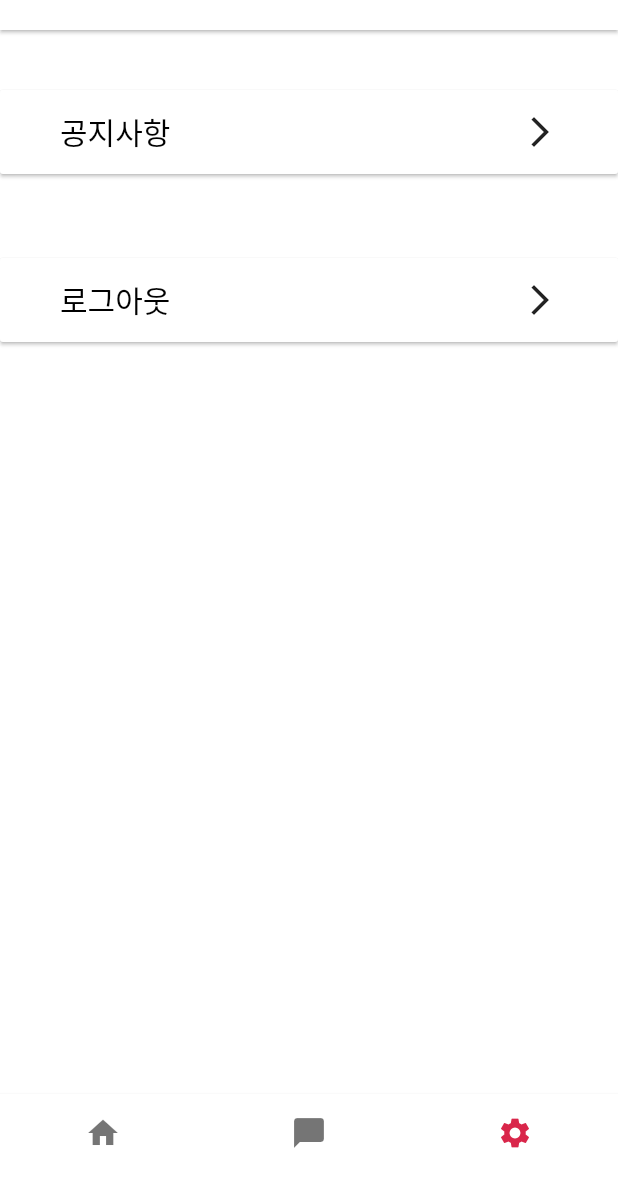
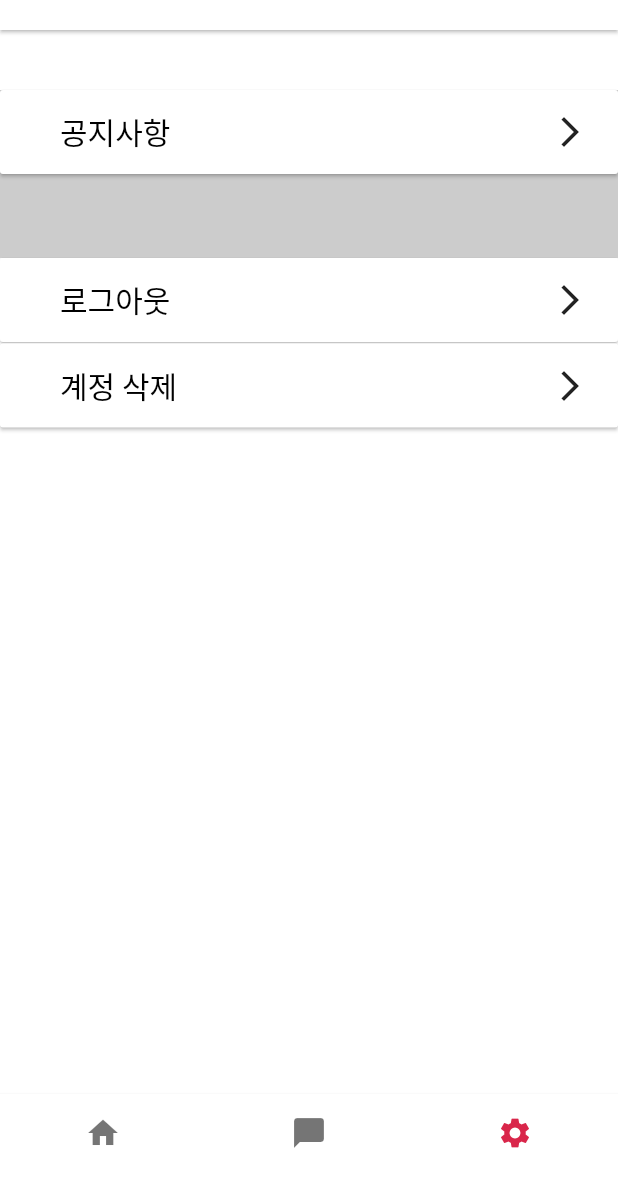
Before and after one commit to amuse-travel/amuseapp, a Flutter app: the MainForm screen opened directly, item 3 of the bottom bar chosen, on a phone screen of 412 x 824 dp, the part 54-1236 px from its top. Run offline on Flutter 3.47's test engine with Material 2 defaults, Android fonts, the phone set to English and light mode, and no system bars; our stand-ins replace bloc, cached_network_image, carousel_slider, dio, equatable, firebase_auth and 10 more; missing offline and left inert: dash_chat; accounts and stored records are empty.

Commit message:
delete account ui

```diff
--- a/lib/pages/setting/setting_page.dart
+++ b/lib/pages/setting/setting_page.dart
@@ -103,6 +103,8 @@ class SettingPage extends StatelessWidget {
     );
   }
 
+  void _deleteAccount(BuildContext context) {}
+
   @override
   Widget build(BuildContext context) {
     final double _sizeWidth = MediaQuery.of(context).size.width;
@@ -117,12 +119,17 @@ class SettingPage extends StatelessWidget {
           ),
           Container(
             width: _sizeWidth,
+            height: 112,
+            color: Theme.of(context).secondaryHeaderColor,
+            child: Column(
+              children: [
+                Container(
+                  width: _sizeWidth,
                   height: 56,
-            color: Colors.white,
                   child: RaisedButton(
                     onPressed: () {},
                     color: Colors.white,
-              padding: const EdgeInsets.symmetric(horizontal: 40),
+                    padding: const EdgeInsets.only(left: 40, right: 20),
                     elevation: 1,
                     child: Row(
                       children: <Widget>[
@@ -147,6 +154,9 @@ class SettingPage extends StatelessWidget {
                 const SizedBox(
                   height: 56,
                 ),
+              ],
+            ),
+          ),
           Container(
             width: _sizeWidth,
             height: 56,
@@ -154,7 +164,7 @@ class SettingPage extends StatelessWidget {
             child: RaisedButton(
               onPressed: () => _logout(context),
               color: Colors.white,
-              padding: const EdgeInsets.symmetric(horizontal: 40),
+              padding: const EdgeInsets.only(left: 40, right: 20),
               elevation: 1,
               child: Row(
                 children: <Widget>[
@@ -176,6 +186,38 @@ class SettingPage extends StatelessWidget {
               ),
             ),
           ),
+          const SizedBox(
+            height: 1,
+          ),
+          Container(
+            width: _sizeWidth,
+            height: 56,
+            color: Colors.white,
+            child: RaisedButton(
+              onPressed: () => _deleteAccount(context),
+              color: Colors.white,
+              padding: const EdgeInsets.only(left: 40, right: 20),
+              elevation: 1,
+              child: Row(
+                children: <Widget>[
+                  const Text(
+                    '계정 삭제',
+                    style: TextStyle(
+                      fontSize: 20,
+                      fontWeight: MEDIUM,
+                      color: Colors.black,
+                    ),
+                  ),
+                  const Spacer(),
+                  Container(
+                    child: const Icon(
+                      Icons.arrow_forward_ios,
+                    ),
+                  ),
+                ],
+              ),
+            ),
+          ),
         ],
       ),
     );
```
Lines whose indentation alone changed are shown as unchanged.
